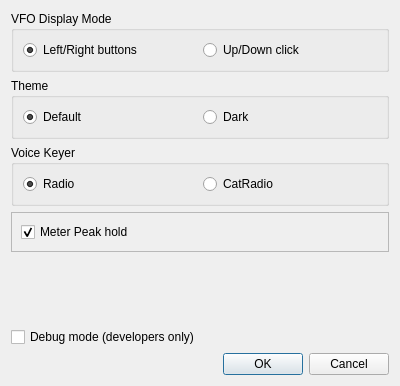
Qt form dialogsetup.ui (PianetaRadio/CatRadio) before a commit.
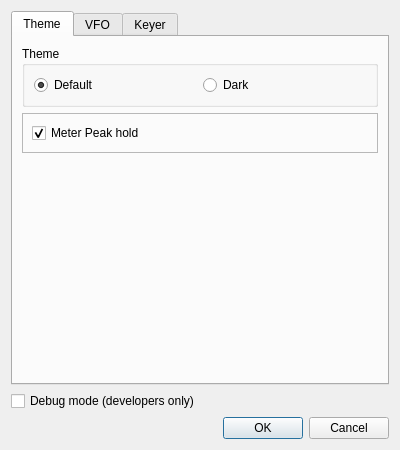
The same form after that commit.

Commit message: Improved setup window

What changed in the file:
```diff
--- a/dialogsetup.ui
+++ b/dialogsetup.ui
@@ -7,21 +7,14 @@
     <x>0</x>
     <y>0</y>
     <width>400</width>
-    <height>386</height>
+    <height>450</height>
    </rect>
   </property>
   <property name="windowTitle">
    <string>Setup</string>
   </property>
   <layout class="QGridLayout" name="gridLayout">
-   <item row="5" column="0">
-    <widget class="QCheckBox" name="checkBox_debug">
-     <property name="text">
-      <string>Debug mode (developers only)</string>
-     </property>
-    </widget>
-   </item>
-   <item row="6" column="0">
+   <item row="3" column="0">
     <widget class="QDialogButtonBox" name="buttonBox">
      <property name="orientation">
       <enum>Qt::Horizontal</enum>
@@ -31,16 +24,29 @@
      </property>
     </widget>
    </item>
-   <item row="0" column="0">
-    <widget class="QGroupBox" name="groupBox_vfoDisplayMode">
+   <item row="0" column="0" rowspan="2">
+    <widget class="QTabWidget" name="tabWidget">
+     <property name="currentIndex">
+      <number>0</number>
+     </property>
+     <widget class="QWidget" name="tab">
+      <property name="toolTip">
+       <string/>
+      </property>
+      <attribute name="title">
+       <string>Theme</string>
+      </attribute>
+      <layout class="QVBoxLayout" name="verticalLayout_2">
+       <item>
+        <widget class="QGroupBox" name="groupBox_theme">
      <property name="title">
-      <string>VFO Display Mode</string>
-     </property>
-     <layout class="QHBoxLayout" name="horizontalLayout">
+          <string>Theme</string>
+         </property>
+         <layout class="QHBoxLayout" name="horizontalLayout_2">
       <item>
-       <widget class="QRadioButton" name="radioButton_vfoDispMode_LR">
+           <widget class="QRadioButton" name="radioButton_themeDefault">
         <property name="text">
-         <string>Left/Right buttons</string>
+             <string>Default</string>
         </property>
         <property name="checked">
          <bool>true</bool>
@@ -48,16 +54,16 @@
        </widget>
       </item>
       <item>
-       <widget class="QRadioButton" name="radioButton_vfoDispMode_UD">
+           <widget class="QRadioButton" name="radioButton_themeDark">
         <property name="text">
-         <string>Up/Down click</string>
+             <string>Dark</string>
         </property>
        </widget>
       </item>
      </layout>
     </widget>
    </item>
-   <item row="3" column="0">
+       <item>
     <widget class="QFrame" name="frame">
      <property name="frameShape">
       <enum>QFrame::StyledPanel</enum>
@@ -79,16 +85,36 @@
      </layout>
     </widget>
    </item>
-   <item row="1" column="0">
-    <widget class="QGroupBox" name="groupBox_theme">
+       <item>
+        <spacer name="verticalSpacer_2">
+         <property name="orientation">
+          <enum>Qt::Vertical</enum>
+         </property>
+         <property name="sizeHint" stdset="0">
+          <size>
+           <width>20</width>
+           <height>40</height>
+          </size>
+         </property>
+        </spacer>
+       </item>
+      </layout>
+     </widget>
+     <widget class="QWidget" name="tab_2">
+      <attribute name="title">
+       <string>VFO</string>
+      </attribute>
+      <layout class="QVBoxLayout" name="verticalLayout">
+       <item>
+        <widget class="QGroupBox" name="groupBox_vfoDisplayMode">
      <property name="title">
-      <string>Theme</string>
-     </property>
-     <layout class="QHBoxLayout" name="horizontalLayout_2">
+          <string>VFO Display Mode</string>
+         </property>
+         <layout class="QHBoxLayout" name="horizontalLayout">
       <item>
-       <widget class="QRadioButton" name="radioButton_themeDefault">
+           <widget class="QRadioButton" name="radioButton_vfoDispMode_LR">
         <property name="text">
-         <string>Default</string>
+             <string>Left/Right buttons</string>
         </property>
         <property name="checked">
          <bool>true</bool>
@@ -96,16 +122,16 @@
        </widget>
       </item>
       <item>
-       <widget class="QRadioButton" name="radioButton_themeDark">
+           <widget class="QRadioButton" name="radioButton_vfoDispMode_UD">
         <property name="text">
-         <string>Dark</string>
+             <string>Up/Down click</string>
         </property>
        </widget>
       </item>
      </layout>
     </widget>
    </item>
-   <item row="4" column="0">
+       <item>
     <spacer name="verticalSpacer">
      <property name="orientation">
       <enum>Qt::Vertical</enum>
@@ -118,7 +144,14 @@
      </property>
     </spacer>
    </item>
-   <item row="2" column="0">
+      </layout>
+     </widget>
+     <widget class="QWidget" name="tab_3">
+      <attribute name="title">
+       <string>Keyer</string>
+      </attribute>
+      <layout class="QVBoxLayout" name="verticalLayout_3">
+       <item>
     <widget class="QGroupBox" name="groupBox_voiceKeyerMode">
      <property name="title">
       <string>Voice Keyer</string>
@@ -142,6 +175,30 @@
        </widget>
       </item>
      </layout>
+        </widget>
+       </item>
+       <item>
+        <spacer name="verticalSpacer_3">
+         <property name="orientation">
+          <enum>Qt::Vertical</enum>
+         </property>
+         <property name="sizeHint" stdset="0">
+          <size>
+           <width>20</width>
+           <height>40</height>
+          </size>
+         </property>
+        </spacer>
+       </item>
+      </layout>
+     </widget>
+    </widget>
+   </item>
+   <item row="2" column="0">
+    <widget class="QCheckBox" name="checkBox_debug">
+     <property name="text">
+      <string>Debug mode (developers only)</string>
+     </property>
     </widget>
    </item>
   </layout>
```
Lines whose indentation alone changed are shown as unchanged.
